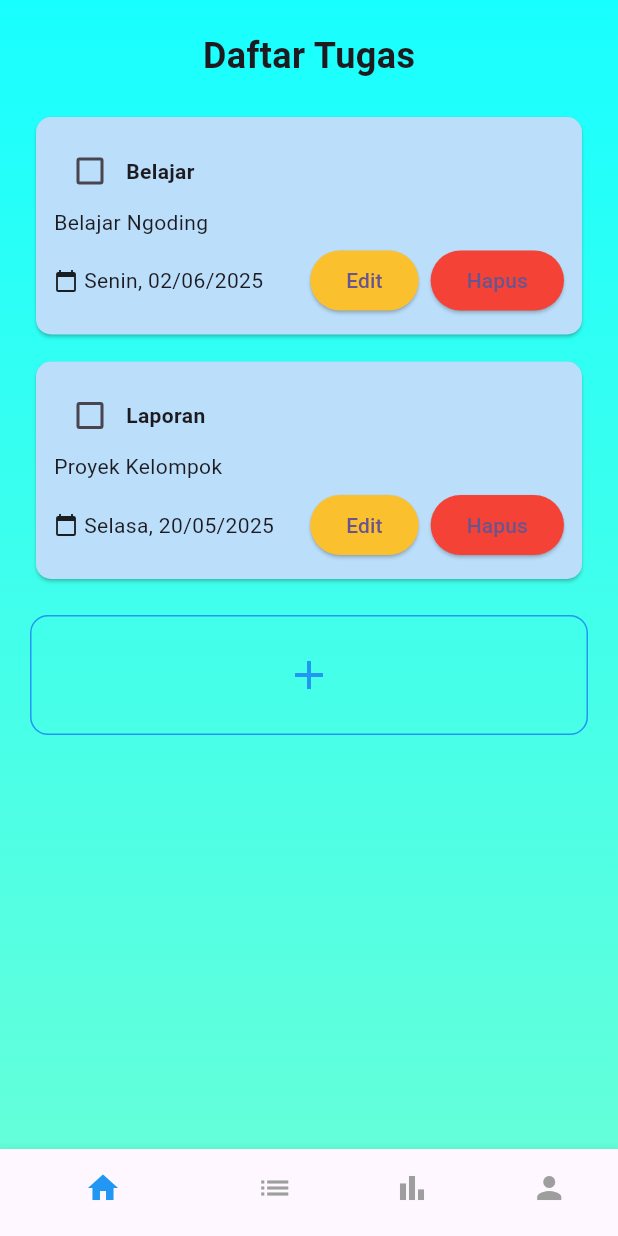
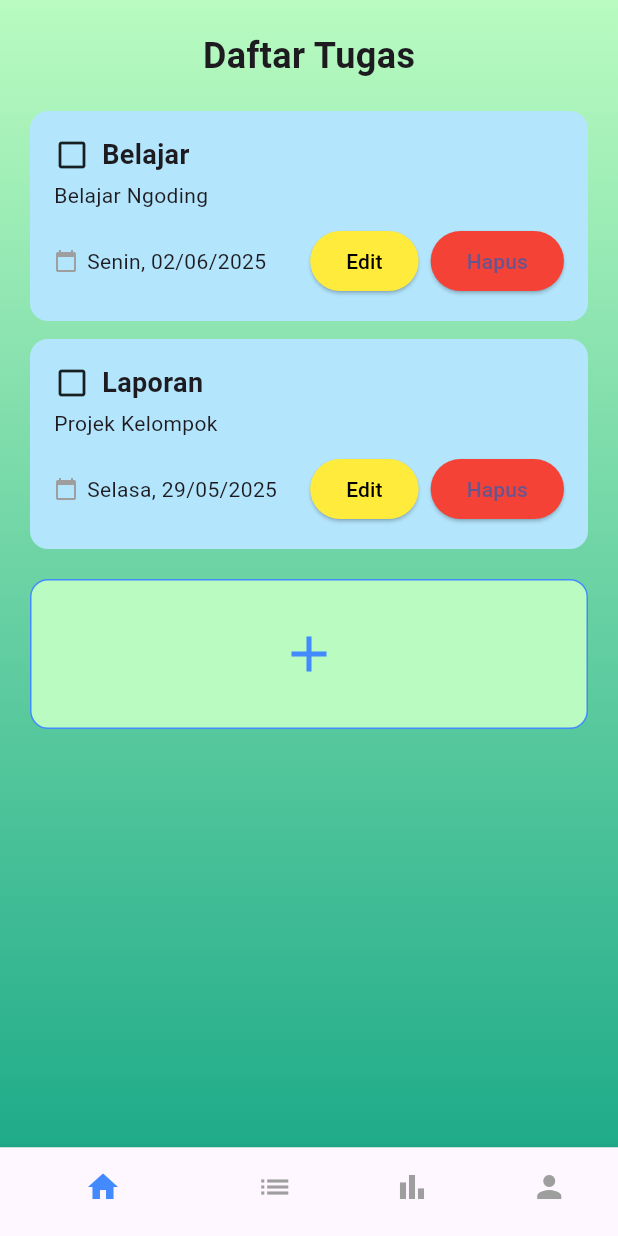
Before and after one commit to sintiya18/to_do_list, a Flutter app: the screen it shows after launch, on a phone screen of 412 x 824 dp. Run offline on Flutter 3.47's test engine with Material 3 defaults, Android fonts, the light colour scheme and no system bars; our stand-ins replace fl_chart.

Commit message:
menambahkan edit tugas,tambah tugas dan tugas

```diff
--- a/lib/main.dart
+++ b/lib/main.dart
@@ -3,6 +3,8 @@ import 'package:to_do_list/login_screen.dart';
 import 'package:to_do_list/splash_screen.dart';
 import 'package:to_do_list/dashboard.dart';
 import 'package:to_do_list/tambah_tugas_screen.dart';
+import 'package:to_do_list/edit_tugas.dart';
+import 'package:to_do_list/tambah_tugas.dart';
 
 void main() {
   runApp(const MyApp());
--- a/lib/tambah_tugas_screen.dart
+++ b/lib/tambah_tugas_screen.dart
@@ -1,17 +1,15 @@
 import 'package:flutter/material.dart';
 
-void main() {
-  runApp(const MyApp());
-}
+void main() => runApp(const MyApp());
 
 class MyApp extends StatelessWidget {
   const MyApp({super.key});
 
   @override
   Widget build(BuildContext context) {
-    return MaterialApp(
+    return const MaterialApp(
       debugShowCheckedModeBanner: false,
-      home: const DaftarTugasScreen(),
+      home: DaftarTugasScreen(),
     );
   }
 }
@@ -25,55 +23,41 @@ class DaftarTugasScreen extends StatelessWidget {
       body: Container(
         decoration: const BoxDecoration(
           gradient: LinearGradient(
+            colors: [Color(0xFFB9FBC0), Color(0xFF1FAB89)],
             begin: Alignment.topCenter,
             end: Alignment.bottomCenter,
-            colors: [Colors.cyanAccent, Colors.tealAccent],
           ),
         ),
         child: SafeArea(
           child: Column(
             children: [
-              const SizedBox(height: 20),
-              const Text(
+              const Padding(
+                padding: EdgeInsets.symmetric(vertical: 20),
+                child: Text(
                   'Daftar Tugas',
                   style: TextStyle(
                     fontSize: 24,
                     fontWeight: FontWeight.bold,
                   ),
                 ),
-              const SizedBox(height: 20),
+              ),
               Expanded(
                 child: ListView(
                   padding: const EdgeInsets.symmetric(horizontal: 20),
-                  children: [
-                    buildTaskCard(
-                      title: "Belajar",
-                      subtitle: "Belajar Ngoding",
-                      date: "Senin, 02/06/2025",
+                  children: const [
+                    TaskCard(
+                      title: 'Belajar',
+                      description: 'Belajar Ngoding',
+                      date: 'Senin, 02/06/2025',
                     ),
-                    const SizedBox(height: 10),
-                    buildTaskCard(
-                      title: "Laporan",
-                      subtitle: "Proyek Kelompok",
-                      date: "Selasa, 20/05/2025",
+                    SizedBox(height: 12),
+                    TaskCard(
+                      title: 'Laporan',
+                      description: 'Projek Kelompok',
+                      date: 'Selasa, 29/05/2025',
                     ),
-                    const SizedBox(height: 20),
-                    GestureDetector(
-                      onTap: () {
-                        // Tambah tugas
-                      },
-                      child: Container(
-                        height: 80,
-                        decoration: BoxDecoration(
-                          border: Border.all(color: Colors.blue),
-                          borderRadius: BorderRadius.circular(12),
-                          color: Colors.transparent,
-                        ),
-                        child: const Center(
-                          child: Icon(Icons.add, size: 32, color: Colors.blue),
-                        ),
-                      ),
-                    ),
+                    SizedBox(height: 20),
+                    AddTaskButton(),
                   ],
                 ),
               ),
@@ -82,75 +66,71 @@ class DaftarTugasScreen extends StatelessWidget {
         ),
       ),
       bottomNavigationBar: BottomNavigationBar(
-        backgroundColor: Colors.blue[100],
-        selectedItemColor: Colors.blue,
+        selectedItemColor: Colors.blueAccent,
         unselectedItemColor: Colors.grey,
         showSelectedLabels: false,
         showUnselectedLabels: false,
+        backgroundColor: Colors.white,
         items: const [
-          BottomNavigationBarItem(
-            icon: Icon(Icons.home),
-            label: 'Home',
-          ),
-          BottomNavigationBarItem(
-            icon: Icon(Icons.list),
-            label: 'Tugas',
-          ),
-          BottomNavigationBarItem(
-            icon: Icon(Icons.bar_chart),
-            label: 'Statistik',
-          ),
-          BottomNavigationBarItem(
-            icon: Icon(Icons.person),
-            label: 'Profil',
-          ),
+          BottomNavigationBarItem(icon: Icon(Icons.home), label: ''),
+          BottomNavigationBarItem(icon: Icon(Icons.list), label: ''),
+          BottomNavigationBarItem(icon: Icon(Icons.bar_chart), label: ''),
+          BottomNavigationBarItem(icon: Icon(Icons.person), label: ''),
         ],
       ),
     );
   }
+}
 
-  Widget buildTaskCard({
-    required String title,
-    required String subtitle,
-    required String date,
-  }) {
-    return Card(
-      color: Colors.blue[100],
-      shape: RoundedRectangleBorder(borderRadius: BorderRadius.circular(10)),
-      child: Padding(
-        padding: const EdgeInsets.all(12.0),
+class TaskCard extends StatelessWidget {
+  final String title;
+  final String description;
+  final String date;
+
+  const TaskCard({
+    super.key,
+    required this.title,
+    required this.description,
+    required this.date,
+  });
+
+  @override
+  Widget build(BuildContext context) {
+    return Container(
+      decoration: BoxDecoration(
+        color: const Color(0xFFB3E5FC),
+        borderRadius: BorderRadius.circular(12),
+      ),
+      padding: const EdgeInsets.all(16),
       child: Column(
         crossAxisAlignment: CrossAxisAlignment.start,
         children: [
           Row(
             children: [
-                Checkbox(value: false, onChanged: (val) {}),
+              const Icon(Icons.check_box_outline_blank),
+              const SizedBox(width: 8),
               Text(
                 title,
-                  style: const TextStyle(fontWeight: FontWeight.bold),
+                style: const TextStyle(fontSize: 18, fontWeight: FontWeight.bold),
               ),
             ],
           ),
-            Text(subtitle),
-            const SizedBox(height: 5),
-            Row(
-              mainAxisAlignment: MainAxisAlignment.spaceBetween,
-              children: [
+          const SizedBox(height: 4),
+          Text(description),
+          const SizedBox(height: 10),
           Row(
             children: [
-                    const Icon(Icons.calendar_today, size: 16),
-                    const SizedBox(width: 4),
+              const Icon(Icons.calendar_today, size: 16, color: Colors.grey),
+              const SizedBox(width: 6),
               Text(date),
-                  ],
-                ),
-                Row(
-                  children: [
+              const Spacer(),
               ElevatedButton(
                 onPressed: () {},
                 style: ElevatedButton.styleFrom(
-                        backgroundColor: Colors.yellow[700],
+                  backgroundColor: Colors.yellow,
+                  foregroundColor: Colors.black,
                 ),
-                      child: const Text("Edit"),
+                child: const Text('Edit'),
               ),
               const SizedBox(width: 8),
               ElevatedButton(
@@ -158,13 +138,37 @@ class DaftarTugasScreen extends StatelessWidget {
                 style: ElevatedButton.styleFrom(
                   backgroundColor: Colors.red,
                 ),
-                      child: const Text("Hapus"),
+                child: const Text('Hapus'),
               ),
             ],
           )
         ],
       ),
-          ],
+    );
+  }
+}
+
+class AddTaskButton extends StatelessWidget {
+  const AddTaskButton({super.key});
+
+  @override
+  Widget build(BuildContext context) {
+    return GestureDetector(
+      onTap: () {
+      },
+      child: Container(
+        height: 100,
+        decoration: BoxDecoration(
+          border: Border.all(color: Colors.blueAccent),
+          borderRadius: BorderRadius.circular(12),
+          color: const Color(0xFFB9FBC0),
+        ),
+        child: const Center(
+          child: Icon(
+            Icons.add,
+            size: 40,
+            color: Colors.blueAccent,
+          ),
         ),
       ),
     );
--- a/pubspec.yaml
+++ b/pubspec.yaml
@@ -31,6 +31,7 @@ dependencies:
   flutter:
     sdk: flutter
   fl_chart: ^0.64.0
+  intl: ^0.18.1
   font_awesome_flutter: ^10.7.0
 
   # The following adds the Cupertino Icons font to your application.
```
Also changed, not shown: lib/edit_tugas.dart (added, +142 -0 lines), lib/tambah_tugas.dart (added, +210 -0 lines), pubspec.lock. Lines whose indentation alone changed are shown as unchanged.
